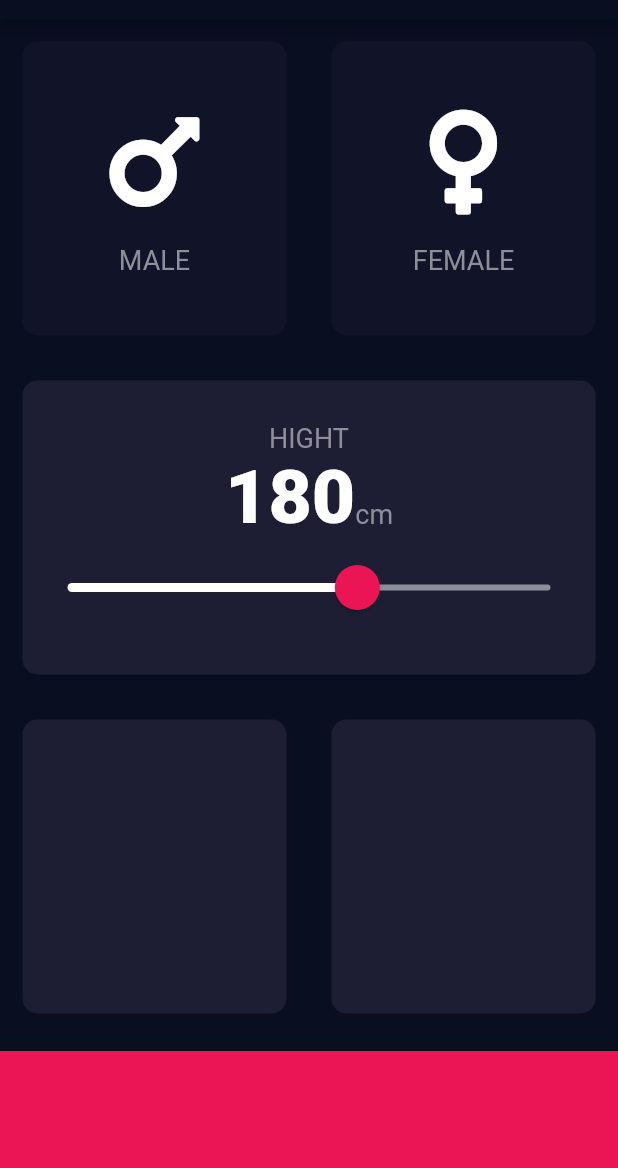
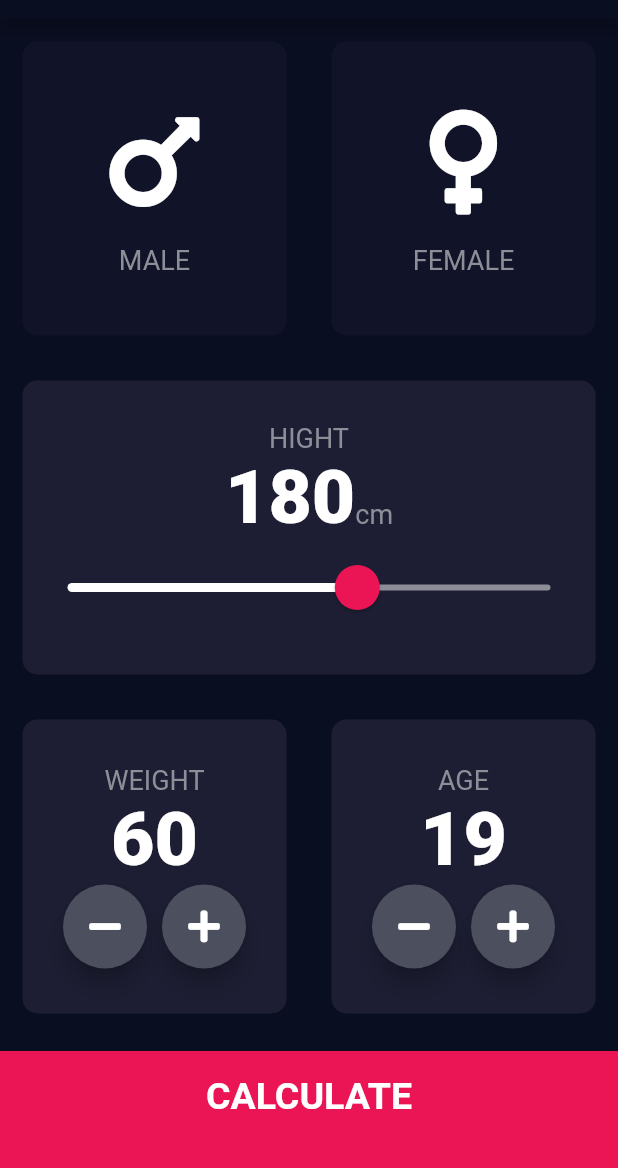
Before and after one commit to AlenaLaillusion/bmiCalculator, a Flutter app: the screen it shows after launch, on a phone screen of 412 x 824 dp, the part 65-1233 px from its top. Run offline on Flutter 3.47's test engine with Material 2 defaults, Android fonts, the phone set to English and light mode, and no system bars; our stand-ins replace font_awesome_flutter.

Commit message:
commit-all_project

```diff
--- /dev/null
+++ b/lib/calculator_brain.dart
@@ -0,0 +1,34 @@
+import 'dart:math';
+import 'package:flutter/material.dart';
+
+class CalculatorBrain {
+  CalculatorBrain({this.weight, this.height});
+  final int height;
+  final int weight;
+
+  double _bmi;
+
+  String calculateBMI() {
+    _bmi = weight / pow(height / 100, 2);
+    return _bmi.toStringAsFixed(1);
+  }
+  String getResult() {
+    if(_bmi >= 25) {
+      return 'Overweight';
+    } else if (_bmi >= 18.5) {
+      return 'Normal';
+    } else {
+      return'Underweight';
+    }
+  }
+
+  String getInterpretation() {
+    if(_bmi >= 25) {
+      return 'You have a higher than normal body weight. Try to exercise more.';
+    } else if (_bmi >= 18.5) {
+      return 'You have normal body weight. Good job.';
+    } else {
+      return'You have a lower than normal body weight. You can eat a bit more.';
+    }
+  }
+}
--- /dev/null
+++ b/lib/components/bottom_button.dart
@@ -0,0 +1,25 @@
+import 'package:flutter/material.dart';
+import '../constants.dart';
+
+class BottomButton extends StatelessWidget {
+  BottomButton({this.onTap, this.buttonTitle});
+
+  final Function onTap;
+  final String buttonTitle;
+  @override
+  Widget build(BuildContext context) {
+    return GestureDetector(
+      onTap: onTap,
+      child: Container(
+        child: Center(
+            child: Text(buttonTitle,
+              style: kLarbeButtonTextStyle,)),
+        color: kbottomContainerColour,
+        margin: EdgeInsets.only(top: 10.0),
+        padding: EdgeInsets.only(bottom: 20.0),
+        width: double.infinity,
+        height: kbottomContainerHeight,
+      ),
+    );
+  }
+}
--- a/lib/icon_content.dart
+++ b/lib/components/icon_content.dart
@@ -1,5 +1,5 @@
 import 'package:flutter/material.dart';
-import 'constants.dart';
+import '../constants.dart';
 
 
 class IconContent extends StatelessWidget {
--- /dev/null
+++ b/lib/components/round_icon_button.dart
@@ -0,0 +1,24 @@
+import 'package:flutter/material.dart';
+
+
+class RoundIconButton extends StatelessWidget {
+  RoundIconButton({@required this.icon, @required this.onPressed});
+  final IconData icon;
+  final Function onPressed;
+
+  @override
+  Widget build(BuildContext context) {
+    return RawMaterialButton(
+      child: Icon(icon),
+      onPressed: onPressed,
+      elevation: 6.0,
+      disabledElevation: 6.0,
+      constraints: BoxConstraints.tightFor(
+        width: 56.0,
+        height: 56.0,
+      ),
+      shape: CircleBorder(),
+      fillColor: Color(0xFF4C4F5E),
+    );
+  }
+}
--- a/lib/main.dart
+++ b/lib/main.dart
@@ -1,5 +1,5 @@
 import 'package:flutter/material.dart';
-import 'input_page.dart';
+import 'screens/input_page.dart';
 
 void main() => runApp(BMICalculator());
 
--- a/lib/input_page.dart
+++ b/lib/screens/input_page.dart
@@ -1,8 +1,12 @@
-import 'package:bmi_calculator/reusable_card.dart';
+import 'package:bmi_calculator/calculator_brain.dart';
+import 'package:bmi_calculator/screens/results_page.dart';
+import 'package:bmi_calculator/components/reusable_card.dart';
+import 'package:bmi_calculator/components/round_icon_button.dart';
 import 'package:flutter/material.dart';
 import 'package:font_awesome_flutter/font_awesome_flutter.dart';
-import 'constants.dart';
-import 'icon_content.dart';
+import '../components/bottom_button.dart';
+import '../constants.dart';
+import '../components/icon_content.dart';
 
 enum Gender {
   male,
@@ -18,6 +22,8 @@ class _InputPageState extends State<InputPage> {
 
   Gender selectedGender;
   int height = 180;
+  int weight = 60;
+  int age = 19;
 
   @override
   Widget build(BuildContext context) {
@@ -105,18 +111,90 @@ class _InputPageState extends State<InputPage> {
             children: <Widget>[
               Expanded(child:ReusableCard(
                 colour: kactiveCardColour,
+                cardChild: Column(
+                  mainAxisAlignment: MainAxisAlignment.center,
+                  children: <Widget>[
+                    Text('WEIGHT', style: klabelTextStyle,
+                    ),
+                    Text(weight.toString(),
+                    style: kNumberTextStyle,
+                    ),
+                    Row(
+                      mainAxisAlignment: MainAxisAlignment.center,
+                      children: <Widget>[
+                       RoundIconButton(
+                         icon: FontAwesomeIcons.minus,
+                         onPressed: () {
+                           setState(() {
+                             weight--;
+                           });
+                         },
+                       ),
+                        SizedBox(
+                          width: 10.0,
+                        ),
+                        RoundIconButton(
+                          icon: FontAwesomeIcons.plus,
+                          onPressed: () {
+                            setState(() {
+                              weight++;
+                            });
+                          },
+                        ),
+                      ],
+                    ),
+                  ],
+                ),
               ),),
               Expanded(child: ReusableCard(
                 colour: kactiveCardColour,
-              ),),
+                cardChild: Column(
+                  mainAxisAlignment: MainAxisAlignment.center,
+                  children: <Widget>[
+                    Text('AGE',
+                      style: klabelTextStyle,
+                    ),
+                    Text(age.toString(),
+                    style: kNumberTextStyle,),
+                    Row(
+                      mainAxisAlignment: MainAxisAlignment.center,
+                      children: <Widget>[
+                        RoundIconButton(
+                          icon: FontAwesomeIcons.minus,
+                          onPressed: () {
+                            setState(() {
+                              age--;
+                            });
+                          },
+                        ),
+                        SizedBox(width: 10.0,),
+                        RoundIconButton(
+                          icon: FontAwesomeIcons.plus,
+                          onPressed: () {
+                            setState(() {
+                              age++;
+                            });
+                          },
+                        ),
+                      ],
+                    ),
+                  ],
+                ),
+              ),
+              ),
             ],
           )),
-          Container(
-            color: kbottomContainerColour,
-            margin: EdgeInsets.only(top: 10.0),
-            width: double.infinity,
-            height: kbottomContainerHeight,
-          ),
+          BottomButton(buttonTitle: 'CALCULATE',
+          onTap: (){
+            CalculatorBrain calc = CalculatorBrain(height: height, weight: weight);
+
+            Navigator.push(context, MaterialPageRoute(builder: (context) => ResultsPage(
+              bmiResult: calc.calculateBMI(),
+              resultText: calc.getResult(),
+              interpretetion: calc.getInterpretation(),
+            )
+            ),);
+          },),
         ],
       )
     );
```
Also changed, not shown: lib/constants.dart (+25 -0 lines), lib/screens/results_page.dart (added, +62 -0 lines), lib/components/reusable_card.dart (renamed from lib/reusable_card.dart).
